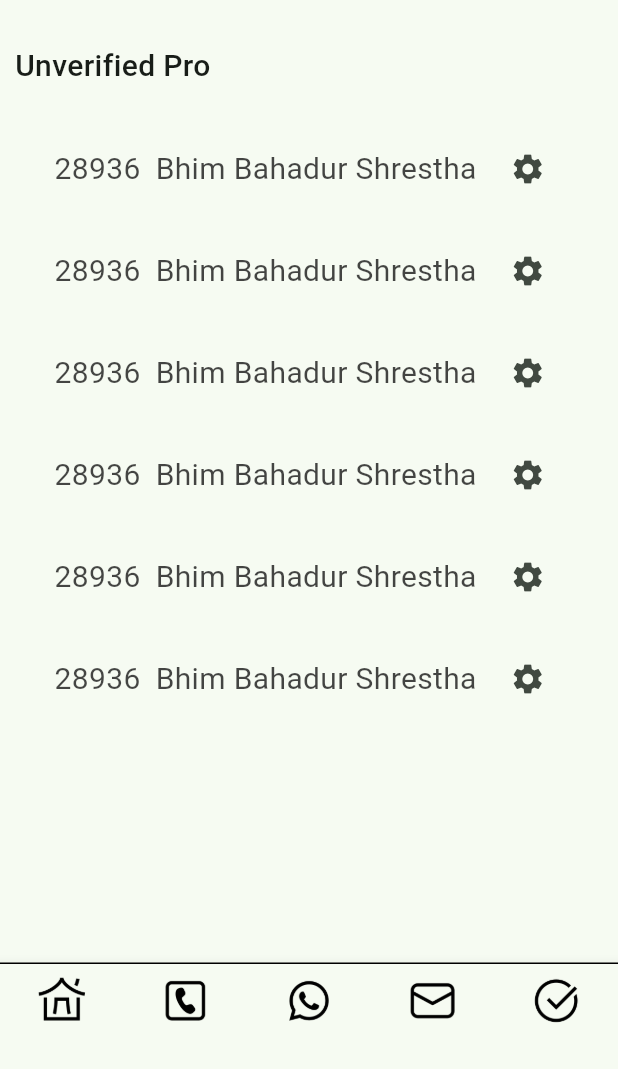
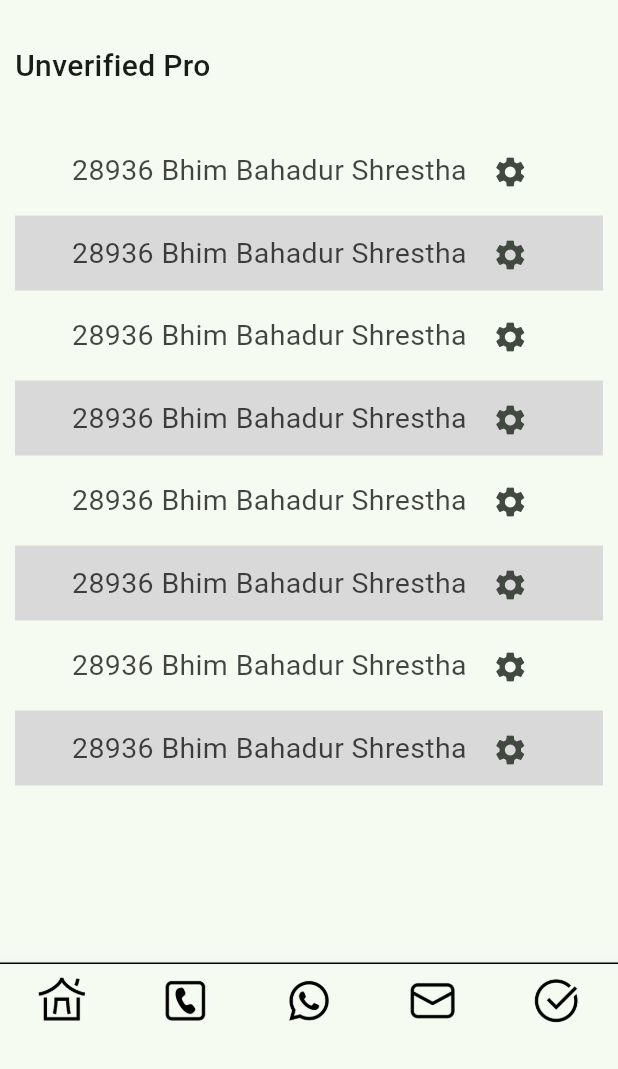
Before and after one commit to dhakalsumit/dashboard, a Flutter app: the screen it shows after launch, item 3 of the bottom bar chosen, after a tap on the "settings" icon, on a phone screen of 412 x 824 dp, the part 167-1236 px from its top. Run offline on Flutter 3.47's test engine with Material 3 defaults, Android fonts, the phone set to English and light mode, and no system bars; our stand-ins replace fl_chart, flutter_form_builder, google_fonts.

Commit message:
ui updated

```diff
--- a/analysis_options.yaml
+++ b/analysis_options.yaml
@@ -7,6 +7,9 @@
 
 # The following line activates a set of recommended lints for Flutter apps,
 # packages, and plugins designed to encourage good coding practices.
+analyzer:
+  errors:
+    prefer_const_constructors_in_immutables: ignore
 include: package:flutter_lints/flutter.yaml
 
 linter:
--- a/lib/Screens/navigation_bar.dart
+++ b/lib/Screens/navigation_bar.dart
@@ -1,7 +1,9 @@
 import 'package:flutter/material.dart';
 import 'package:sriyog/Screens/chart%20screens/city_chart.dart';
+import 'package:sriyog/Screens/next_page.dart';
 import 'package:sriyog/Screens/stats.dart';
 import 'package:sriyog/Screens/unverified.dart';
+import 'package:sriyog/Screens/user_profile.dart';
 
 class BNavigationBar extends StatefulWidget {
   const BNavigationBar({super.key});
@@ -24,12 +26,12 @@ class _BNavigationBarState extends State<BNavigationBar> {
     return Scaffold(
       body: IndexedStack(
         index: _selectedIndex,
-        children: const [
-          Stats(),
-          CityChart(),
-          Unverified(),
-          Stats(),
-          Stats(),
+        children: [
+          const Stats(),
+          const CityChart(),
+          const Unverified(),
+          UserProfile(),
+          const NextPage(),
         ],
       ),
       bottomNavigationBar: Container(
--- /dev/null
+++ b/lib/Screens/next_page.dart
@@ -0,0 +1,100 @@
+import 'package:flutter/material.dart';
+import 'package:google_fonts/google_fonts.dart';
+
+class NextPage extends StatefulWidget {
+  const NextPage({super.key});
+
+  @override
+  State<NextPage> createState() => _NextPageState();
+}
+
+class _NextPageState extends State<NextPage> {
+  @override
+  Widget build(BuildContext context) {
+    return Scaffold(
+      appBar: AppBar(
+        actions: const [
+          Image(
+            image: AssetImage(
+              "images/logo.png",
+            ),
+            height: 100,
+          ),
+          SizedBox(
+            width: 10,
+          ),
+          Image(
+            image: AssetImage(
+              "images/sriyog.png",
+            ),
+            height: 31.5,
+          ),
+          SizedBox(
+            width: 60,
+          ),
+        ],
+      ),
+      body: Column(crossAxisAlignment: CrossAxisAlignment.center, children: [
+        const Divider(
+          color: Colors.black,
+        ),
+        Padding(
+          padding: const EdgeInsets.only(left: 24.0, right: 19),
+          child: Row(
+            children: [
+              Text(
+                "Dashboard",
+                textAlign: TextAlign.start,
+                // style:  TextStyle(fontSize: 20, fontWeight: FontWeight.w400,),
+                style: GoogleFonts.museoModerno(
+                  textStyle: const TextStyle(
+                      fontSize: 20,
+                      fontWeight: FontWeight.w400,
+                      color: Colors.black),
+                ),
+              ),
+              const Spacer(),
+              const Text(
+                "17 August 2024 | 11:20 AM",
+                textAlign: TextAlign.start,
+                style: TextStyle(
+                  fontSize: 15,
+                  fontWeight: FontWeight.w400,
+                ),
+              ),
+            ],
+          ),
+        ),
+        const Padding(
+          padding: EdgeInsets.only(top: 150, left: 30),
+          child: Text(
+            "Your Data has been \nSuccessfully Submitted",
+            style: TextStyle(fontSize: 20, height: 2.5),
+          ),
+        ),
+        const SizedBox(
+          height: 100,
+        ),
+        const Row(
+          children: [
+            Spacer(),
+            Text(
+              "Next",
+              style: TextStyle(fontSize: 23),
+            ),
+            SizedBox(
+              width: 5,
+            ),
+            ImageIcon(
+              AssetImage("images/next_page.png"),
+              size: 35,
+            ),
+            SizedBox(
+              width: 30,
+            ),
+          ],
+        )
+      ]),
+    );
+  }
+}
--- a/lib/Screens/stats.dart
+++ b/lib/Screens/stats.dart
@@ -80,7 +80,7 @@ class _StatsState extends State<Stats> {
               child: ListView.builder(
                 itemCount: 7,
                 itemBuilder: (BuildContext context, int index) {
-                  return Column(
+                  return const Column(
                     children: [
                       Row(
                         mainAxisAlignment: MainAxisAlignment.center,
@@ -90,20 +90,18 @@ class _StatsState extends State<Stats> {
                             "28936",
                             style: TextStyle(
                                 fontSize: 23,
-                                color: const Color.fromARGB(196, 14, 14, 14)),
+                                color: Color.fromARGB(196, 14, 14, 14)),
                           ),
-                          const SizedBox(
+                          SizedBox(
                             width: 25,
                           ),
                           Text("Unverified Pro",
                               style: TextStyle(
                                   fontSize: 23,
-                                  color: index % 2 != 0
-                                      ? Colors.grey
-                                      : const Color.fromARGB(196, 14, 14, 14))),
+                                  color: Color.fromARGB(196, 14, 14, 14))),
                         ],
                       ),
-                      const SizedBox(
+                      SizedBox(
                         height: 30,
                       )
                     ],
--- a/lib/Screens/unverified.dart
+++ b/lib/Screens/unverified.dart
@@ -68,39 +68,48 @@ class _UnverifiedState extends State<Unverified> {
               height: 30,
             ),
             SizedBox(
-              height: 420,
+              height: 440,
               child: ListView.builder(
-                itemCount: 7,
+                itemCount: 9,
                 itemBuilder: (BuildContext context, int index) {
                   return Column(
                     children: [
-                      Row(
+                      Container(
+                        height: 50,
+                        width: double.infinity,
+                        color: index % 2 != 0
+                            ? const Color.fromARGB(255, 217, 217, 217)
+                            : Colors.transparent,
+                        child: Padding(
+                          padding: const EdgeInsets.all(6.0),
+                          child: Row(
                             mainAxisAlignment: MainAxisAlignment.center,
                             crossAxisAlignment: CrossAxisAlignment.center,
                             children: [
-
                               const Text(
                                 "28936",
                                 style: TextStyle(
-                                fontSize: 20,
+                                    fontSize: 19,
                                     color: Color.fromARGB(196, 14, 14, 14)),
                               ),
                               const SizedBox(
-                            width: 10,
+                                width: 5,
                               ),
                               const Text("Bhim Bahadur Shrestha",
                                   style: TextStyle(
-                                  fontSize: 20,
+                                      fontSize: 19,
                                       color: Color.fromARGB(197, 14, 14, 14))),
                               const SizedBox(
-                            width: 10,
+                                width: 5,
                               ),
                               IconButton(
                                   onPressed: () {}, icon: Icon(Icons.settings))
                             ],
                           ),
+                        ),
+                      ),
                       const SizedBox(
-                        height: 20,
+                        height: 5,
                       )
                     ],
                   );
--- /dev/null
+++ b/lib/Screens/user_profile.dart
@@ -0,0 +1,157 @@
+import 'package:flutter/material.dart';
+import 'package:flutter_form_builder/flutter_form_builder.dart';
+import 'package:google_fonts/google_fonts.dart';
+
+class UserProfile extends StatelessWidget {
+  @override
+  Widget build(BuildContext context) {
+    return Scaffold(
+      appBar: AppBar(
+        actions: const [
+          Image(
+            image: AssetImage(
+              "images/logo.png",
+            ),
+            height: 100,
+          ),
+          SizedBox(
+            width: 10,
+          ),
+          Image(
+            image: AssetImage(
+              "images/sriyog.png",
+            ),
+            height: 31.5,
+          ),
+          SizedBox(
+            width: 60,
+          ),
+        ],
+      ),
+      body: FormBuilder(
+        child: Padding(
+          padding: const EdgeInsets.all(16.0),
+          child: Column(
+            crossAxisAlignment: CrossAxisAlignment.start,
+            children: [
+              const Divider(
+                color: Colors.black,
+              ),
+              Row(
+                children: [
+                  Text(
+                    "Dashboard",
+                    textAlign: TextAlign.start,
+                    // style:  TextStyle(fontSize: 20, fontWeight: FontWeight.w400,),
+                    style: GoogleFonts.museoModerno(
+                      textStyle: const TextStyle(
+                          fontSize: 23,
+                          fontWeight: FontWeight.w400,
+                          color: Colors.black),
+                    ),
+                  ),
+                  const Spacer(),
+                  IconButton(
+                    onPressed: () {},
+                    icon: const Icon(
+                      Icons.settings,
+                      size: 28,
+                    ),
+                  ),
+                  const ImageIcon(
+                    AssetImage(
+                      "images/next_page.png",
+                    ),
+                    size: 35,
+                  )
+                ],
+              ),
+              UserInfoRow(label: 'ID', value: '26535'),
+              UserInfoRow(label: 'Name', value: 'Bhim Bahadur Shrestha'),
+              UserInfoRow(label: 'Phone', value: '+9779844829627'),
+              UserInfoRow(label: 'City', value: 'Kathmandu'),
+              UserInfoRow(label: 'Profession', value: 'Painter'),
+              UserInfoRow(label: 'Reg. Date', value: '2021-05-09 1:48:59'),
+              UserInfoRow(label: 'Gender', value: 'Male'),
+              UserInfoRow(
+                label: 'DOB',
+                value: '1995-01-28',
+                item: "yes",
+              ),
+              UserInfoRow(label: 'User Type', value: 'Professional'),
+              UserInfoRow(label: 'Update', value: '2021-05-09 1:49:00'),
+              Spacer(),
+              const Image(
+                image: AssetImage("images/line.png"),
+                height: 30,
+              ),
+              Padding(
+                padding: const EdgeInsets.all(8.0),
+                child: Container(
+                  decoration: BoxDecoration(
+                      borderRadius: BorderRadius.circular(10),
+                      color: Colors.transparent,
+                      border: Border.all(color: Colors.black)),
+                  height: 50,
+                  child: FormBuilderDropdown(
+                    iconSize: 60,
+                    decoration: const InputDecoration(
+                      contentPadding: EdgeInsets.only(top: 15, left: 40),
+                      border: InputBorder.none,
+                      labelText: 'User Type',
+                    ),
+                    name: "name",
+                    items: const [
+                      DropdownMenuItem(
+                        value: 'Option 1',
+                        child: Text('Option 1'),
+                      ),
+                      DropdownMenuItem(
+                        value: 'Option 2',
+                        child: Text('Option 2'),
+                      ),
+                      DropdownMenuItem(
+                        value: 'Option 3',
+                        child: Text('Option 3'),
+                      ),
+                    ],
+                  ),
+                ),
+              ),
+            ],
+          ),
+        ),
+      ),
+    );
+  }
+}
+
+class UserInfoRow extends StatelessWidget {
+  final String label;
+  final String value;
+  final String? item;
+
+  UserInfoRow({required this.label, required this.value, this.item});
+
+  @override
+  Widget build(BuildContext context) {
+    return Padding(
+      padding: const EdgeInsets.symmetric(vertical: 8.0),
+      child: Row(
+        mainAxisAlignment: MainAxisAlignment.spaceBetween,
+        children: [
+          Text(
+            label,
+            textAlign: TextAlign.start,
+            style: TextStyle(fontSize: 16),
+          ),
+          Text(
+            value,
+            textAlign: TextAlign.start,
+            style: TextStyle(fontSize: 16),
+          ),
+        ],
+      ),
+    );
+  }
+}
```
Also changed, not shown: images/next_page.png (added). Lines whose indentation alone changed are shown as unchanged.
